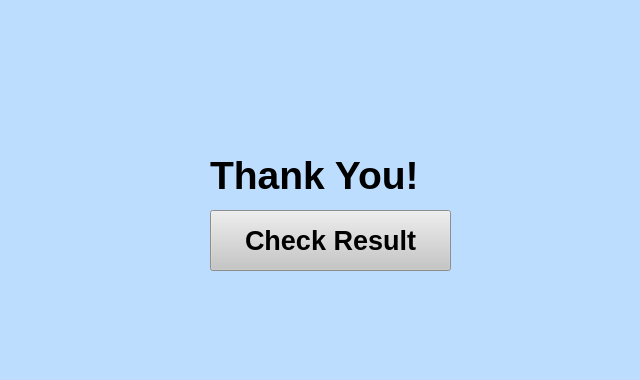
The window that Group4/shaunui3.ui (Assignment-C/UI-APP) describes before a commit, drawn with Qt 5.
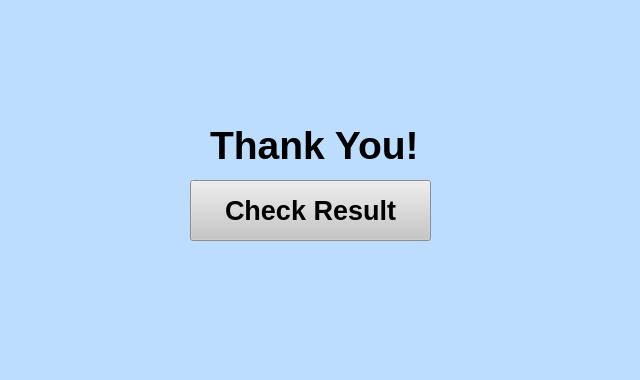
The same window after the commit.

```diff
--- a/Group4/shaunui3.ui
+++ b/Group4/shaunui3.ui
@@ -25,8 +25,8 @@
   <widget class="QPushButton" name="pushButton">
    <property name="geometry">
     <rect>
-     <x>210</x>
-     <y>210</y>
+     <x>190</x>
+     <y>180</y>
      <width>241</width>
      <height>61</height>
     </rect>
@@ -50,7 +50,7 @@
    <property name="geometry">
     <rect>
      <x>210</x>
-     <y>150</y>
+     <y>120</y>
      <width>291</width>
      <height>51</height>
     </rect>
```
